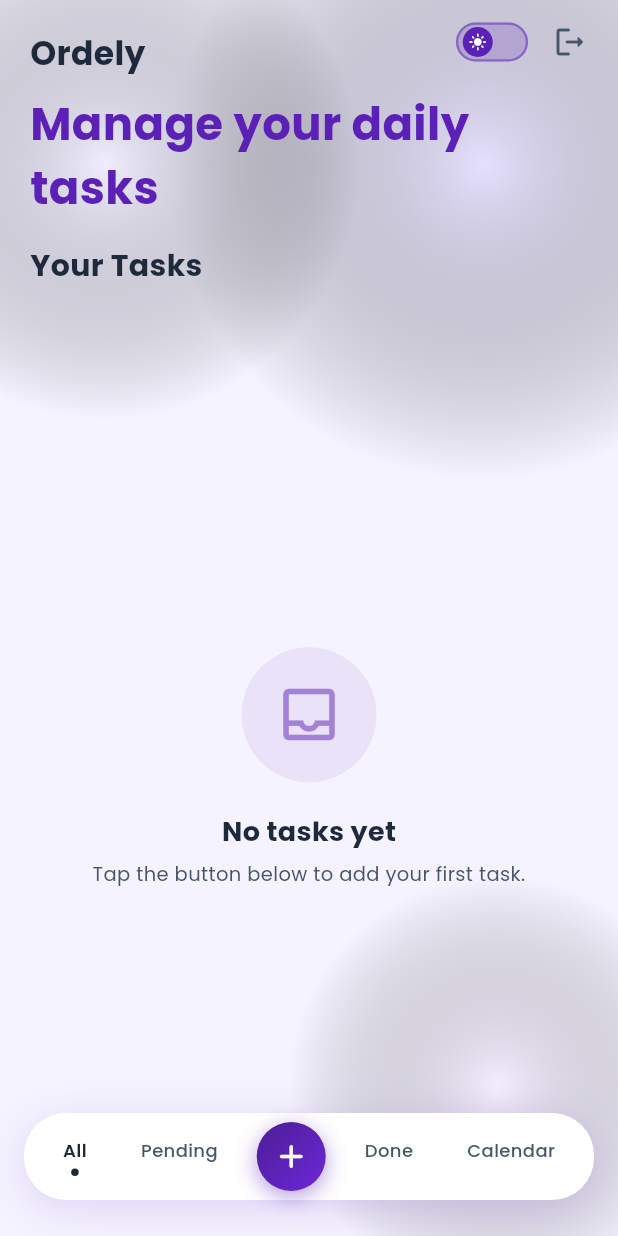
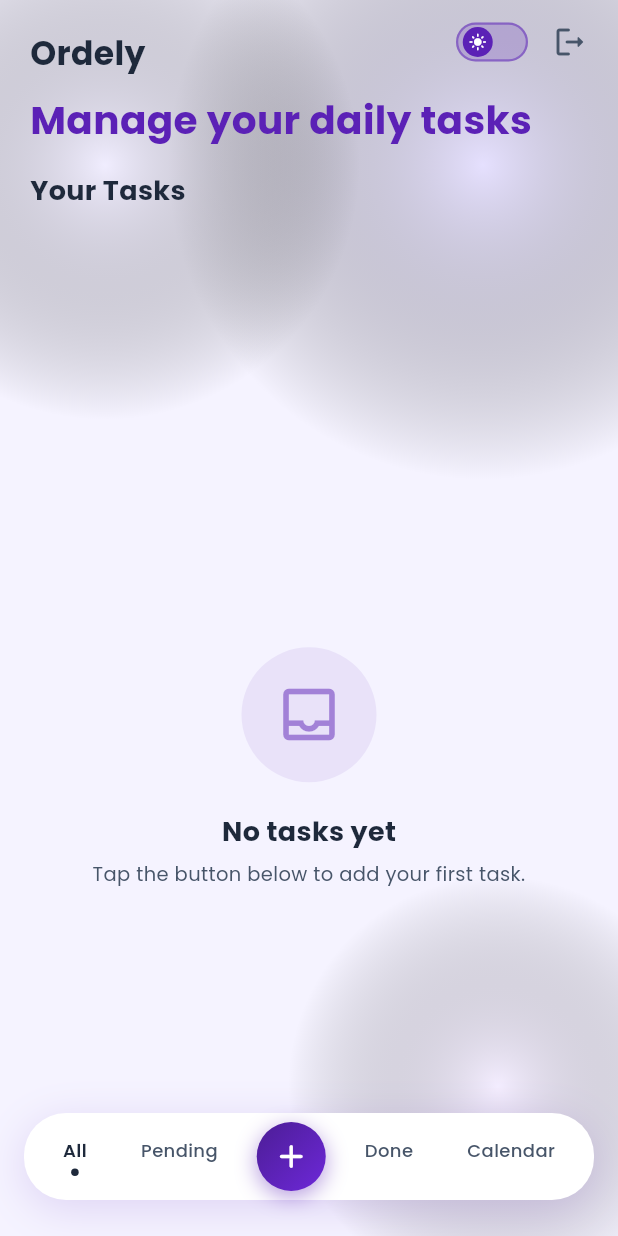
Before and after one commit to adanaamir/todo-app, a Flutter app: the screen it shows once a user with an empty profile is signed in, on a phone screen of 412 x 824 dp. Run offline on Flutter 3.47's test engine with Material 3 defaults, Android fonts, the light colour scheme and no system bars; our stand-ins replace cloud_firestore, firebase_auth, firebase_core, flutter_slidable, google_fonts, shared_preferences and 1 more; accounts and stored records are empty; generated files the repository leaves out were written again.

Commit message:
FIX: Text sizes

```diff
--- a/lib/screens/home_screen.dart
+++ b/lib/screens/home_screen.dart
@@ -262,7 +262,7 @@ class _HomeScreenState extends State<HomeScreen> {
                               Text(
                                 'Manage your daily tasks',
                                 style: GoogleFonts.poppins(
-                                  fontSize: 30,
+                                  fontSize: 26,
                                   fontWeight: FontWeight.w700,
                                   color: isDark
                                       ? const Color(0xFFC084FC)
@@ -273,7 +273,7 @@ class _HomeScreenState extends State<HomeScreen> {
                               Text(
                                 'Your Tasks',
                                 style: GoogleFonts.poppins(
-                                  fontSize: 20,
+                                  fontSize: 18,
                                   fontWeight: FontWeight.w700,
                                   color: isDark
                                       ? AppTheme.textPrimaryDm
```
